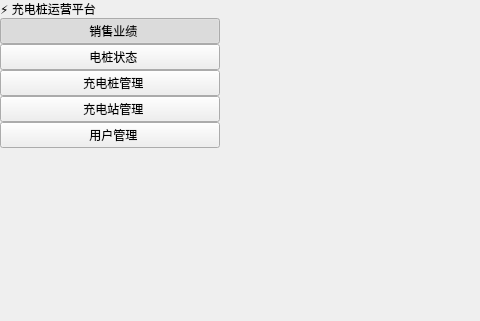
Qt form admin/src/mainwindow.ui (zhang0894/EV-Charging-Platform) before a commit; both pictures show x 0 to 480 and y 0 to 321 of the 1280 by 800 pixel window.
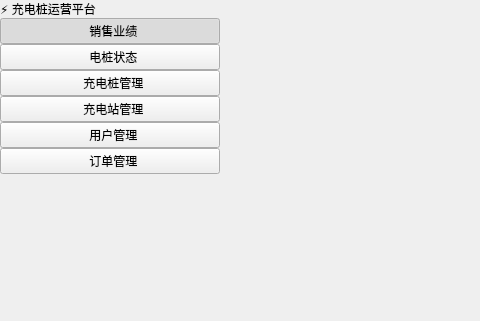
The same form after that commit. Icons and pictures are not drawn. Custom widgets are drawn as their Qt base class.

Diff of the .ui file:
```diff
--- a/admin/src/mainwindow.ui
+++ b/admin/src/mainwindow.ui
@@ -152,6 +152,20 @@
            </property>
           </widget>
          </item>
+         <item>
+          <widget class="QPushButton" name="btnOrderManage">
+           <property name="text">
+            <string>  订单管理</string>
+           </property>
+           <property name="icon">
+            <iconset resource="resources.qrc">
+             <normaloff>:/img/order-manage.svg</normaloff>:/img/order-manage.svg</iconset>
+           </property>
+           <property name="checkable">
+            <bool>true</bool>
+           </property>
+          </widget>
+         </item>
          <item>
           <spacer name="sidebarSpacer">
            <property name="orientation">
```
